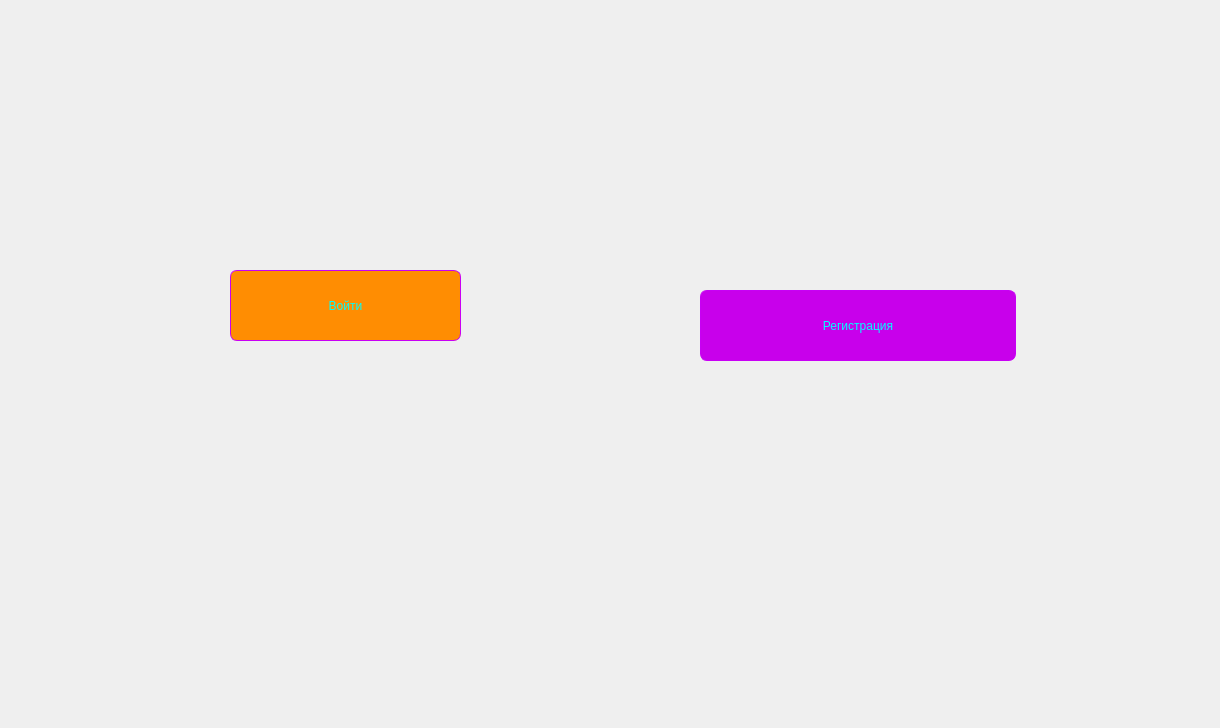
darysun07/Game, file prjct/wild_west.ui: the form before one commit.
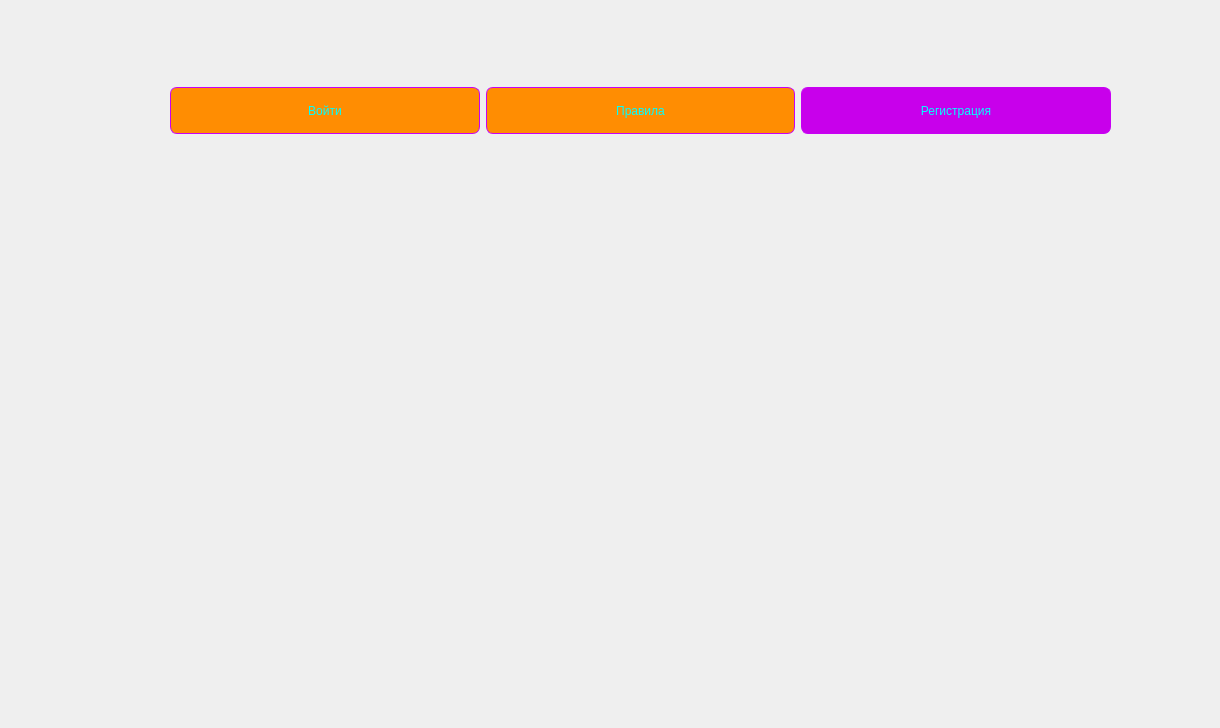
The form after the commit. Icons and pictures are not drawn.

```diff
--- a/prjct/wild_west.ui
+++ b/prjct/wild_west.ui
@@ -22,26 +22,89 @@
 background-size: cover;</string>
   </property>
   <widget class="QWidget" name="centralwidget">
-   <widget class="QPushButton" name="signup_btn">
-    <property name="enabled">
-     <bool>true</bool>
-    </property>
+   <widget class="QWidget" name="">
     <property name="geometry">
      <rect>
-      <x>700</x>
-      <y>290</y>
-      <width>316</width>
-      <height>71</height>
+      <x>170</x>
+      <y>60</y>
+      <width>941</width>
+      <height>101</height>
      </rect>
     </property>
-    <property name="contextMenuPolicy">
-     <enum>Qt::DefaultContextMenu</enum>
-    </property>
-    <property name="autoFillBackground">
-     <bool>false</bool>
-    </property>
-    <property name="styleSheet">
-     <string notr="true">QPushButton {
+    <layout class="QHBoxLayout" name="horizontalLayout">
+     <item>
+      <widget class="QPushButton" name="enter_btn">
+       <property name="sizePolicy">
+        <sizepolicy hsizetype="Minimum" vsizetype="Fixed">
+         <horstretch>0</horstretch>
+         <verstretch>0</verstretch>
+        </sizepolicy>
+       </property>
+       <property name="styleSheet">
+        <string notr="true">QPushButton {
+color: rgb(0, 255, 255);
+background-color: rgb(255, 141, 2);
+font: 14pt &quot;MS Shell Dlg 2&quot;;
+border: 1px solid rgb(200, 0, 245);
+border-radius: 7px;
+width: 100 px;
+height: 45px;
+}
+QPushButton:hover {
+background-color: rgb(255, 129, 245);
+}
+QPushButton:pressed {
+background-color: rgba(200, 0, 245, 65);
+}</string>
+       </property>
+       <property name="text">
+        <string>Войти</string>
+       </property>
+      </widget>
+     </item>
+     <item>
+      <widget class="QPushButton" name="enter_btn_2">
+       <property name="sizePolicy">
+        <sizepolicy hsizetype="Minimum" vsizetype="Fixed">
+         <horstretch>0</horstretch>
+         <verstretch>0</verstretch>
+        </sizepolicy>
+       </property>
+       <property name="styleSheet">
+        <string notr="true">QPushButton {
+color: rgb(0, 255, 255);
+background-color: rgb(255, 141, 2);
+font: 14pt &quot;MS Shell Dlg 2&quot;;
+border: 1px solid rgb(200, 0, 245);
+border-radius: 7px;
+width: 100 px;
+height: 45px;
+}
+QPushButton:hover {
+background-color: rgb(255, 129, 245);
+}
+QPushButton:pressed {
+background-color: rgba(200, 0, 245, 65);
+}</string>
+       </property>
+       <property name="text">
+        <string>Правила</string>
+       </property>
+      </widget>
+     </item>
+     <item>
+      <widget class="QPushButton" name="signup_btn">
+       <property name="enabled">
+        <bool>true</bool>
+       </property>
+       <property name="contextMenuPolicy">
+        <enum>Qt::DefaultContextMenu</enum>
+       </property>
+       <property name="autoFillBackground">
+        <bool>false</bool>
+       </property>
+       <property name="styleSheet">
+        <string notr="true">QPushButton {
 color: rgb(0, 255, 255);
 background-color: rgb(200, 0, 235);
 border: 1px solid rgb(200, 0, 245);
@@ -57,46 +120,13 @@
 QPushButton:pressed {
 background-color: rgba(200, 0, 245, 65);
 }</string>
-    </property>
-    <property name="text">
-     <string>Регистрация</string>
-    </property>
-   </widget>
-   <widget class="QPushButton" name="enter_btn">
-    <property name="geometry">
-     <rect>
-      <x>230</x>
-      <y>270</y>
-      <width>231</width>
-      <height>71</height>
-     </rect>
-    </property>
-    <property name="sizePolicy">
-     <sizepolicy hsizetype="Minimum" vsizetype="Fixed">
-      <horstretch>0</horstretch>
-      <verstretch>0</verstretch>
-     </sizepolicy>
-    </property>
-    <property name="styleSheet">
-     <string notr="true">QPushButton {
-color: rgb(0, 255, 255);
-background-color: rgb(255, 141, 2);
-font: 14pt &quot;MS Shell Dlg 2&quot;;
-border: 1px solid rgb(200, 0, 245);
-border-radius: 7px;
-width: 100 px;
-height: 45px;
-}
-QPushButton:hover {
-background-color: rgb(255, 129, 245);
-}
-QPushButton:pressed {
-background-color: rgba(200, 0, 245, 65);
-}</string>
-    </property>
-    <property name="text">
-     <string>Войти</string>
-    </property>
+       </property>
+       <property name="text">
+        <string>Регистрация</string>
+       </property>
+      </widget>
+     </item>
+    </layout>
    </widget>
   </widget>
  </widget>
```
